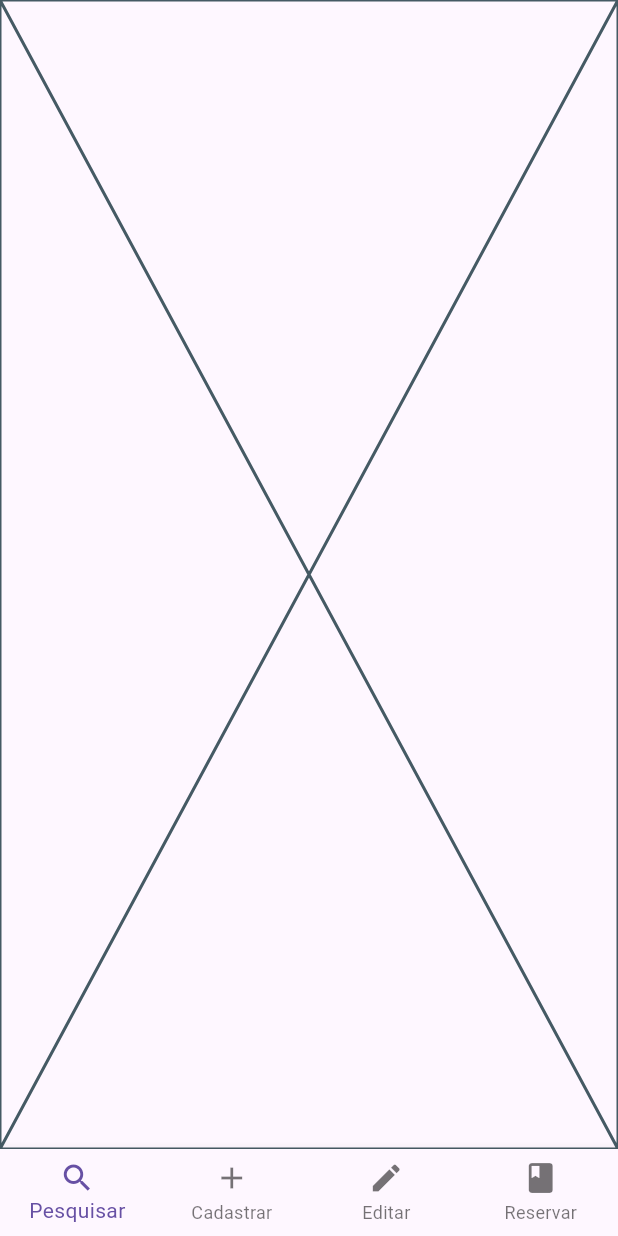
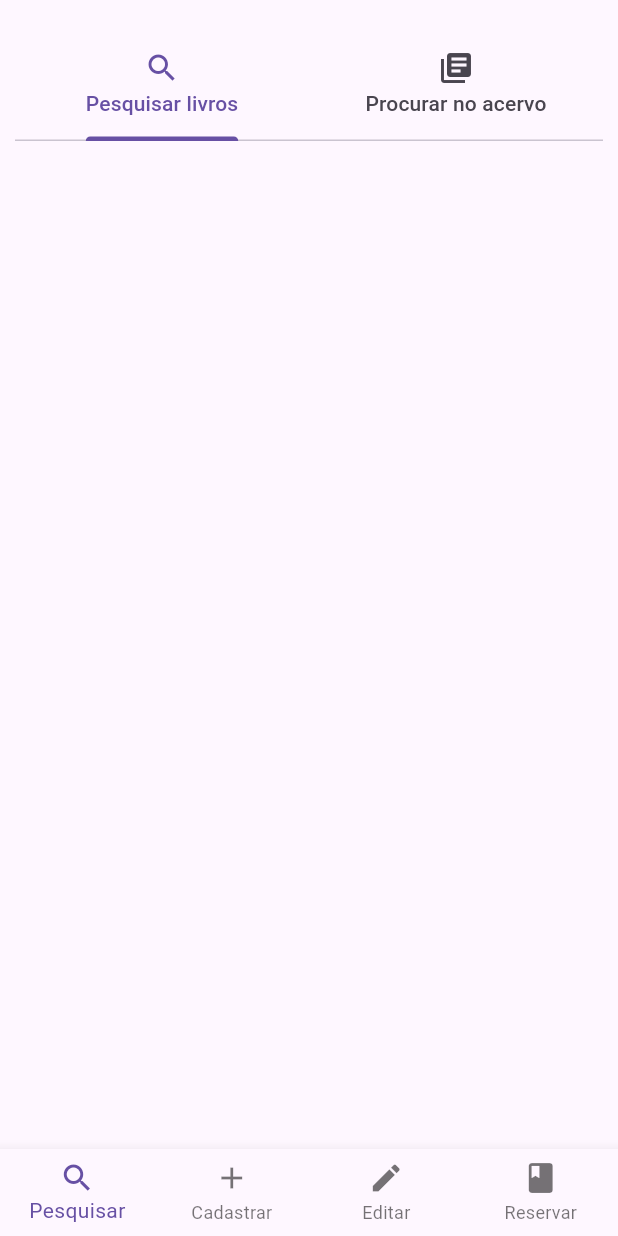
Before and after one commit to rafinha-as-br/Flutter_Library_System, a Flutter app: the screen it shows after launch, on a phone screen of 412 x 824 dp. Run offline on Flutter 3.47's test engine with Material 3 defaults, Android fonts, the phone set to English and light mode, and no system bars.

Commit message:
work on search system

```diff
--- a/library_app/lib/presentation/modules/tabs/tabs_book.dart
+++ /dev/null
@@ -1 +0,0 @@
-import 'package:flutter/material.dart';
--- /dev/null
+++ b/library_app/lib/presentation/modules/tabs/tabs_search_books.dart
@@ -0,0 +1,21 @@
+import 'package:flutter/material.dart';
+import 'package:library_app/presentation/providers/provider_main.dart';
+import 'package:provider/provider.dart';
+
+/// this tab allow the system user to search any books that exists in the database, it can be or
+/// not available in the colection
+class SearchBookTab extends StatelessWidget {
+  const SearchBookTab({super.key});
+
+
+  @override
+  Widget build(BuildContext context) {
+    final mainProvider = Provider.of<MainProvider>(context);
+
+    return Column(
+      children: [
+
+      ],
+    );
+  }
+}
--- a/library_app/lib/presentation/providers/provider_main.dart
+++ b/library_app/lib/presentation/providers/provider_main.dart
@@ -4,4 +4,28 @@ import 'package:flutter/cupertino.dart';
 /// this provider calls all the UseCases
 class MainProvider extends ChangeNotifier{
 
+  final List<String> books = [
+    'Livro A',
+    'Livro G',
+    'Livro H',
+    'Pedra',
+    'Papel',
+    'Tesoura'
+
+  ];
+
+  List<String> suggestionsList = [];
+
+  void searchBooks(String query) {
+    if (query.isEmpty) {
+      suggestionsList = [];
+    } else {
+      suggestionsList = books
+          .where((book) => book.toLowerCase().contains(query.toLowerCase()))
+          .toList();
+    }
+    notifyListeners();
+  }
+
+
 }
--- a/library_app/lib/presentation/screens/screen_search.dart
+++ b/library_app/lib/presentation/screens/screen_search.dart
@@ -1,4 +1,6 @@
 import 'package:flutter/material.dart';
+import 'package:library_app/presentation/modules/tabs/tabs_search_books.dart';
+import 'package:library_app/presentation/modules/tabs/tabs_search_collection.dart';
 
 /// search screen that allows the user to search books
 class SearchScreen extends StatelessWidget {
@@ -6,6 +8,38 @@ class SearchScreen extends StatelessWidget {
 
   @override
   Widget build(BuildContext context) {
-    return const Placeholder();
+    return DefaultTabController(
+        length: 2,
+        child: Padding(
+          padding: const EdgeInsets.symmetric(horizontal: 10, vertical: 20),
+          child: Column(
+            children: [
+
+              TabBar(
+                tabs: [
+                  Tab(
+                  icon: Icon(Icons.search),
+                  text: 'Pesquisar livros',
+                ),
+
+                  Tab(
+                  icon: Icon(Icons.library_books),
+                  text: 'Procurar no acervo',
+                )
+                ]
+              ),
+
+              Expanded(
+                child: TabBarView(
+                  children: [
+                    SearchBookTab(),
+                    SearchCollectionTab()
+                  ]
+                )
+              )
+            ],
+          ),
+        )
+    );
   }
 }
```
Also changed, not shown: library_app/lib/main.dart (+11 -1 lines), library_app/lib/presentation/modules/tabs/tabs_person.dart (added, +64 -0 lines), library_app/lib/presentation/modules/tabs/tabs_record_book.dart (added, +116 -0 lines), library_app/lib/presentation/modules/tabs/tabs_search_collection.dart (added, +60 -0 lines), library_app/lib/presentation/screens/screen_register.dart (+4 -11 lines), library_app/pubspec.yaml (+3 -24 lines), library_app/pubspec.lock.
